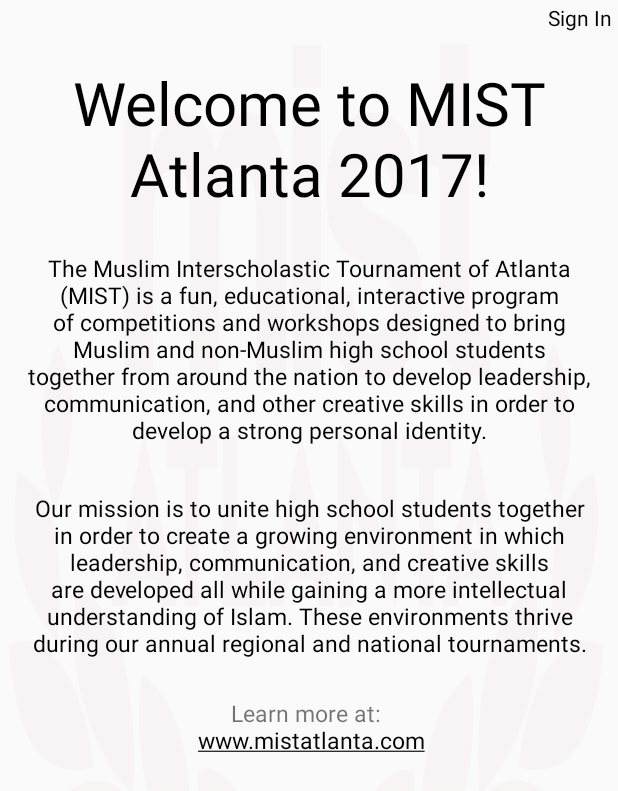
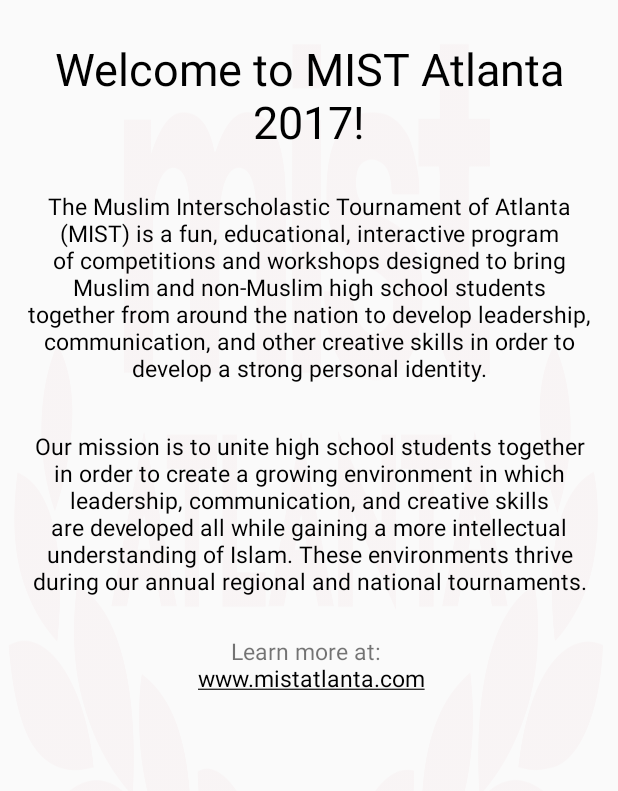
Before and after one commit to dkhan99/MIST_Android, an Android app: the layout fragment_guest_mist.xml on its own in the app's theme, with its tools: preview values and no code run, on a phone screen of 412 x 824 dp. Shown: the top 791 px of the screen. Run offline under Robolectric (Android 15) with nearby library versions, the phone set to English and light mode, and no system bars.

Commit message:
updated guest page design

```diff
--- a/app/src/main/res/layout/fragment_guest_mist.xml
+++ b/app/src/main/res/layout/fragment_guest_mist.xml
@@ -7,29 +7,18 @@
 
 
     <TextView
-        android:text="Sign In"
-        android:layout_alignParentRight="true"
-        android:textColor="@color/black"
-        android:layout_width="wrap_content"
-        android:layout_height="wrap_content"
-        android:layout_marginRight="4dp"
-        android:layout_marginTop="2dp"
-        android:clickable="true"
-        android:id="@+id/guest_login" />
-
-    <TextView
-        android:layout_below="@+id/guest_login"
+        android:layout_alignParentTop="true"
         android:id="@+id/guest_wecome_text"
         android:textColor="@color/black"
         android:layout_width="wrap_content"
         android:layout_height="wrap_content"
         android:gravity="center_horizontal"
-        android:layout_marginTop="20dp"
+        android:layout_marginTop="25dp"
         android:layout_marginBottom="10dp"
         android:text="Welcome to MIST Atlanta 2017!"
         android:layout_centerHorizontal="true"
         android:layout_centerInParent="true"
-        android:textSize="40dp"/>
+        android:textSize="30dp"/>
 
     <TextView
         android:layout_below="@+id/guest_wecome_text"
@@ -43,6 +32,7 @@
         android:layout_centerHorizontal="true"
         android:layout_centerInParent="true"
         android:textSize="15dp"/>
+
     <TextView
         android:layout_below="@+id/guest_information_1"
         android:textColor="@color/black"
@@ -68,4 +58,5 @@
         android:autoLink="web"
         android:textSize="15dp"/>
 
+
 </RelativeLayout>
```
Also changed, not shown: app/src/main/java/com/mistapp/mistandroid/GuestMistFragment.java (+22 -18 lines), app/src/main/java/com/mistapp/mistandroid/MyMistFragment.java (+17 -10 lines), app/src/main/res/layout/fragment_my_mist.xml (+0 -10 lines), app/src/main/res/menu/actionbar_menu_guest.xml (added, +9 -0 lines), app/src/main/res/menu/actionbar_menu_nonguest.xml (added, +9 -0 lines).
